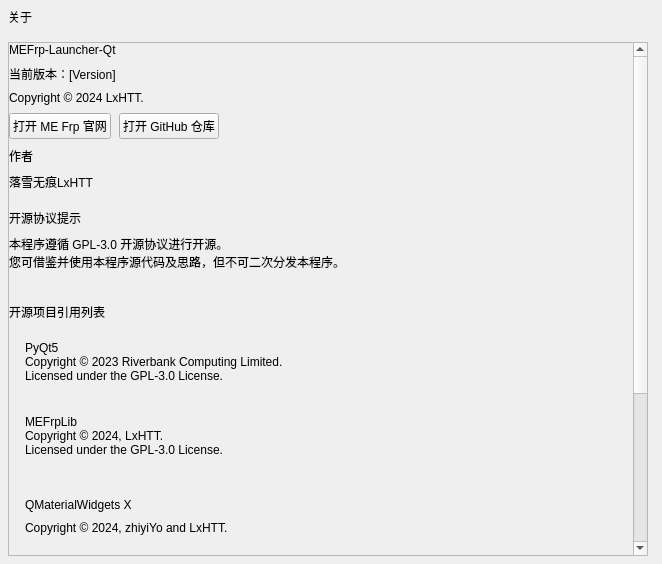
Old version of the form QtUI/AboutPage.ui in the repository LxHTT/MEFrp-Launcher-Qt.
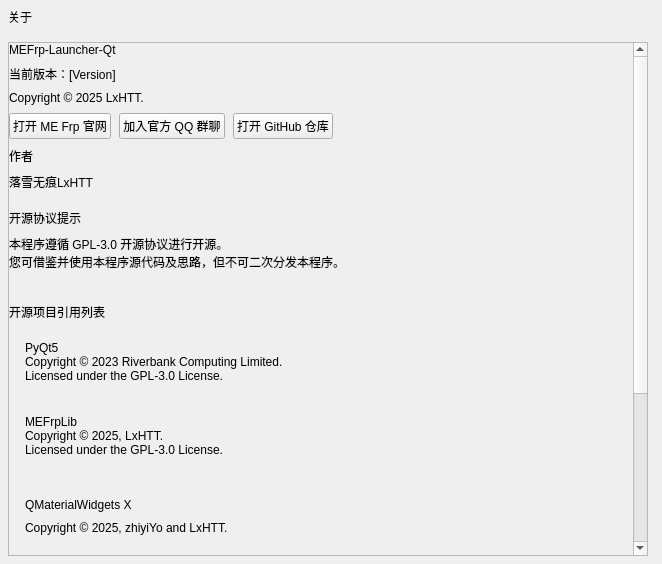
New version of the form. Custom widgets are drawn as their Qt base class.

```diff
--- a/QtUI/AboutPage.ui
+++ b/QtUI/AboutPage.ui
@@ -134,7 +134,7 @@
           </sizepolicy>
          </property>
          <property name="text">
-          <string>Copyright © 2024 LxHTT.</string>
+          <string>Copyright © 2025 LxHTT.</string>
          </property>
         </widget>
        </item>
@@ -169,6 +169,19 @@
             </property>
            </widget>
           </item>
+          <item>
+           <widget class="TonalPushButton" name="joinMEFrpQQGroupBtn">
+            <property name="sizePolicy">
+             <sizepolicy hsizetype="Fixed" vsizetype="Fixed">
+              <horstretch>0</horstretch>
+              <verstretch>0</verstretch>
+             </sizepolicy>
+            </property>
+            <property name="text">
+             <string>加入官方 QQ 群聊</string>
+            </property>
+           </widget>
+          </item>
           <item>
            <widget class="TonalPushButton" name="openLauncherRepoBtn">
             <property name="sizePolicy">
@@ -433,7 +446,7 @@
              </sizepolicy>
             </property>
             <property name="text">
-             <string>Copyright © 2024, LxHTT.</string>
+             <string>Copyright © 2025, LxHTT.</string>
             </property>
            </widget>
           </item>
@@ -511,7 +524,7 @@
              </sizepolicy>
             </property>
             <property name="text">
-             <string>Copyright © 2024, zhiyiYo and LxHTT.</string>
+             <string>Copyright © 2025, zhiyiYo and LxHTT.</string>
             </property>
            </widget>
           </item>
```
Left out of the diff: 2 changed lines with no effect on the pictures.
